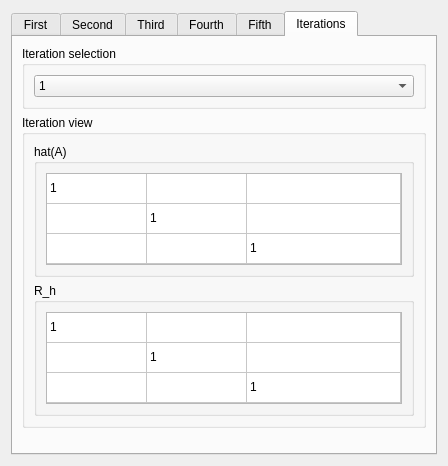
Qt form src/dotui/factors_widget.ui (babybob8/analysis-labs) before a commit.
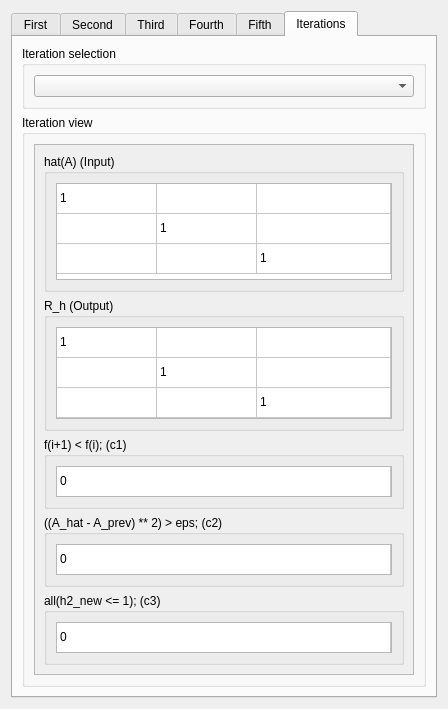
The same form after that commit. The open tabs and pages were chosen to show the change.

Patch:
```diff
--- a/src/dotui/factors_widget.ui
+++ b/src/dotui/factors_widget.ui
@@ -7,7 +7,7 @@
     <x>0</x>
     <y>0</y>
     <width>448</width>
-    <height>466</height>
+    <height>709</height>
    </rect>
   </property>
   <property name="windowTitle">
@@ -3073,13 +3073,7 @@
          </property>
          <layout class="QVBoxLayout" name="verticalLayout_42">
           <item>
-           <widget class="QComboBox" name="selectionComboBox">
-            <item>
-             <property name="text">
-              <string>1</string>
-             </property>
-            </item>
-           </widget>
+           <widget class="QComboBox" name="selectionComboBox"/>
           </item>
          </layout>
         </widget>
@@ -3087,7 +3081,7 @@
        <item row="1" column="0" colspan="2">
         <widget class="QGroupBox" name="viewGroupBox">
          <property name="sizePolicy">
-          <sizepolicy hsizetype="Preferred" vsizetype="Maximum">
+          <sizepolicy hsizetype="Preferred" vsizetype="Preferred">
            <horstretch>0</horstretch>
            <verstretch>0</verstretch>
           </sizepolicy>
@@ -3095,9 +3089,24 @@
          <property name="title">
           <string>Iteration view</string>
          </property>
-         <layout class="QVBoxLayout" name="verticalLayout_47">
+         <layout class="QVBoxLayout" name="verticalLayout_6">
           <item>
-           <widget class="QGroupBox" name="iter1AMatBox">
+           <widget class="QScrollArea" name="scrollArea">
+            <property name="widgetResizable">
+             <bool>true</bool>
+            </property>
+            <widget class="QWidget" name="scrollAreaWidgetContents">
+             <property name="geometry">
+              <rect>
+               <x>0</x>
+               <y>0</y>
+               <width>368</width>
+               <height>539</height>
+              </rect>
+             </property>
+             <layout class="QVBoxLayout" name="verticalLayout_7">
+              <item>
+               <widget class="QGroupBox" name="viewIterAMatBox">
             <property name="sizePolicy">
              <sizepolicy hsizetype="Preferred" vsizetype="Minimum">
               <horstretch>0</horstretch>
@@ -3105,7 +3114,7 @@
              </sizepolicy>
             </property>
             <property name="title">
-             <string>hat(A)</string>
+                 <string>hat(A) (Input)</string>
             </property>
             <layout class="QVBoxLayout" name="verticalLayout_43">
              <item>
@@ -3224,9 +3233,9 @@
            </widget>
           </item>
           <item>
-           <widget class="QGroupBox" name="iter1RhMatBox">
+               <widget class="QGroupBox" name="viewIterRhMatBox">
             <property name="title">
-             <string>R_h</string>
+                 <string>R_h (Output)</string>
             </property>
             <layout class="QVBoxLayout" name="verticalLayout_45">
              <item>
@@ -3342,6 +3351,211 @@
               </widget>
              </item>
             </layout>
+               </widget>
+              </item>
+              <item>
+               <widget class="QGroupBox" name="c1Box">
+                <property name="title">
+                 <string>f(i+1) &lt; f(i); (c1)</string>
+                </property>
+                <layout class="QVBoxLayout" name="verticalLayout_44">
+                 <item>
+                  <widget class="QTableWidget" name="c1TableWidget">
+                   <property name="sizePolicy">
+                    <sizepolicy hsizetype="Expanding" vsizetype="Maximum">
+                     <horstretch>0</horstretch>
+                     <verstretch>0</verstretch>
+                    </sizepolicy>
+                   </property>
+                   <property name="maximumSize">
+                    <size>
+                     <width>16777215</width>
+                     <height>31</height>
+                    </size>
+                   </property>
+                   <property name="verticalScrollBarPolicy">
+                    <enum>Qt::ScrollBarPolicy::ScrollBarAlwaysOff</enum>
+                   </property>
+                   <property name="horizontalScrollBarPolicy">
+                    <enum>Qt::ScrollBarPolicy::ScrollBarAlwaysOff</enum>
+                   </property>
+                   <property name="sizeAdjustPolicy">
+                    <enum>QAbstractScrollArea::SizeAdjustPolicy::AdjustToContents</enum>
+                   </property>
+                   <property name="editTriggers">
+                    <set>QAbstractItemView::EditTrigger::NoEditTriggers</set>
+                   </property>
+                   <property name="selectionMode">
+                    <enum>QAbstractItemView::SelectionMode::NoSelection</enum>
+                   </property>
+                   <property name="supportedDragActions">
+                    <set>Qt::DropAction::IgnoreAction</set>
+                   </property>
+                   <attribute name="horizontalHeaderVisible">
+                    <bool>false</bool>
+                   </attribute>
+                   <attribute name="horizontalHeaderStretchLastSection">
+                    <bool>true</bool>
+                   </attribute>
+                   <attribute name="verticalHeaderVisible">
+                    <bool>false</bool>
+                   </attribute>
+                   <row>
+                    <property name="text">
+                     <string>0</string>
+                    </property>
+                   </row>
+                   <column>
+                    <property name="text">
+                     <string>0</string>
+                    </property>
+                   </column>
+                   <item row="0" column="0">
+                    <property name="text">
+                     <string>0</string>
+                    </property>
+                   </item>
+                  </widget>
+                 </item>
+                </layout>
+               </widget>
+              </item>
+              <item>
+               <widget class="QGroupBox" name="c2Box">
+                <property name="title">
+                 <string>((A_hat - A_prev) ** 2) &gt; eps; (c2)</string>
+                </property>
+                <layout class="QVBoxLayout" name="verticalLayout_47">
+                 <item>
+                  <widget class="QTableWidget" name="c2TableWidget">
+                   <property name="sizePolicy">
+                    <sizepolicy hsizetype="Expanding" vsizetype="Maximum">
+                     <horstretch>0</horstretch>
+                     <verstretch>0</verstretch>
+                    </sizepolicy>
+                   </property>
+                   <property name="maximumSize">
+                    <size>
+                     <width>16777215</width>
+                     <height>31</height>
+                    </size>
+                   </property>
+                   <property name="verticalScrollBarPolicy">
+                    <enum>Qt::ScrollBarPolicy::ScrollBarAlwaysOff</enum>
+                   </property>
+                   <property name="horizontalScrollBarPolicy">
+                    <enum>Qt::ScrollBarPolicy::ScrollBarAlwaysOff</enum>
+                   </property>
+                   <property name="sizeAdjustPolicy">
+                    <enum>QAbstractScrollArea::SizeAdjustPolicy::AdjustToContents</enum>
+                   </property>
+                   <property name="editTriggers">
+                    <set>QAbstractItemView::EditTrigger::NoEditTriggers</set>
+                   </property>
+                   <property name="selectionMode">
+                    <enum>QAbstractItemView::SelectionMode::NoSelection</enum>
+                   </property>
+                   <property name="supportedDragActions">
+                    <set>Qt::DropAction::IgnoreAction</set>
+                   </property>
+                   <attribute name="horizontalHeaderVisible">
+                    <bool>false</bool>
+                   </attribute>
+                   <attribute name="horizontalHeaderStretchLastSection">
+                    <bool>true</bool>
+                   </attribute>
+                   <attribute name="verticalHeaderVisible">
+                    <bool>false</bool>
+                   </attribute>
+                   <row>
+                    <property name="text">
+                     <string>0</string>
+                    </property>
+                   </row>
+                   <column>
+                    <property name="text">
+                     <string>0</string>
+                    </property>
+                   </column>
+                   <item row="0" column="0">
+                    <property name="text">
+                     <string>0</string>
+                    </property>
+                   </item>
+                  </widget>
+                 </item>
+                </layout>
+               </widget>
+              </item>
+              <item>
+               <widget class="QGroupBox" name="c3Box">
+                <property name="title">
+                 <string>all(h2_new &lt;= 1); (c3)</string>
+                </property>
+                <layout class="QVBoxLayout" name="verticalLayout_46">
+                 <item>
+                  <widget class="QTableWidget" name="c3TableWidget">
+                   <property name="sizePolicy">
+                    <sizepolicy hsizetype="Expanding" vsizetype="Maximum">
+                     <horstretch>0</horstretch>
+                     <verstretch>0</verstretch>
+                    </sizepolicy>
+                   </property>
+                   <property name="maximumSize">
+                    <size>
+                     <width>16777215</width>
+                     <height>31</height>
+                    </size>
+                   </property>
+                   <property name="verticalScrollBarPolicy">
+                    <enum>Qt::ScrollBarPolicy::ScrollBarAlwaysOff</enum>
+                   </property>
+                   <property name="horizontalScrollBarPolicy">
+                    <enum>Qt::ScrollBarPolicy::ScrollBarAlwaysOff</enum>
+                   </property>
+                   <property name="sizeAdjustPolicy">
+                    <enum>QAbstractScrollArea::SizeAdjustPolicy::AdjustToContents</enum>
+                   </property>
+                   <property name="editTriggers">
+                    <set>QAbstractItemView::EditTrigger::NoEditTriggers</set>
+                   </property>
+                   <property name="selectionMode">
+                    <enum>QAbstractItemView::SelectionMode::NoSelection</enum>
+                   </property>
+                   <property name="supportedDragActions">
+                    <set>Qt::DropAction::IgnoreAction</set>
+                   </property>
+                   <attribute name="horizontalHeaderVisible">
+                    <bool>false</bool>
+                   </attribute>
+                   <attribute name="horizontalHeaderStretchLastSection">
+                    <bool>true</bool>
+                   </attribute>
+                   <attribute name="verticalHeaderVisible">
+                    <bool>false</bool>
+                   </attribute>
+                   <row>
+                    <property name="text">
+                     <string>0</string>
+                    </property>
+                   </row>
+                   <column>
+                    <property name="text">
+                     <string>0</string>
+                    </property>
+                   </column>
+                   <item row="0" column="0">
+                    <property name="text">
+                     <string>0</string>
+                    </property>
+                   </item>
+                  </widget>
+                 </item>
+                </layout>
+               </widget>
+              </item>
+             </layout>
+            </widget>
            </widget>
           </item>
          </layout>
```
Left out of the diff: 10 changed lines with no effect on the pictures. Lines whose indentation alone changed are shown as unchanged.
